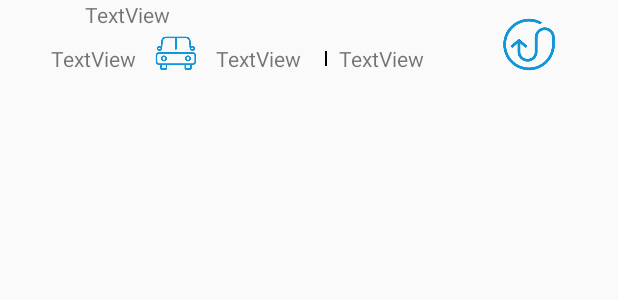
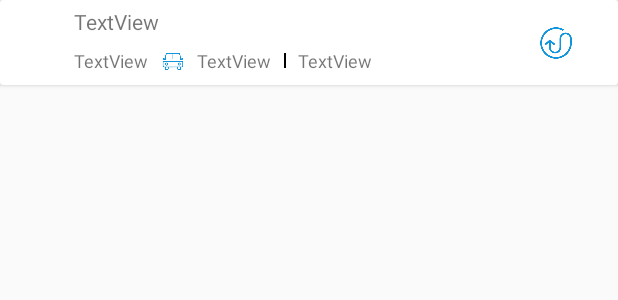
Before and after one commit to zhangxiaobo-9426/RWT, an Android app: the layout vicinity_item.xml on its own in the app's theme, with its tools: preview values and no code run, on a phone screen of 412 x 824 dp. Shown: the top 300 px of the screen. Run offline under Robolectric (Android 15) with nearby library versions, the phone set to English and light mode, and no system bars.

Commit message:
add 分割线

```diff
--- a/app/build.gradle
+++ b/app/build.gradle
@@ -11,6 +11,10 @@ android {
         versionName "1.0"
         testInstrumentationRunner "androidx.test.runner.AndroidJUnitRunner"
 //        dataBinding {enabled true}
+        compileOptions {//就算您使用 AndroidStuido v3.0, 也需要配置以下参数
+            targetCompatibility JavaVersion.VERSION_1_8
+            sourceCompatibility JavaVersion.VERSION_1_8
+        }
     }
     buildTypes {
         release {
@@ -44,4 +48,6 @@ dependencies {
     implementation 'androidx.navigation:navigation-ui:2.3.1'
 
     implementation 'com.github.CymChad:BaseRecyclerViewAdapterHelper:3.0.4'
+
+    implementation 'com.youth.banner:banner:1.4.10'
 }
--- a/app/src/main/res/layout/vicinity_item.xml
+++ b/app/src/main/res/layout/vicinity_item.xml
@@ -1,16 +1,20 @@
 <?xml version="1.0" encoding="utf-8"?>
-<androidx.constraintlayout.widget.ConstraintLayout xmlns:android="http://schemas.android.com/apk/res/android"
+<androidx.cardview.widget.CardView xmlns:android="http://schemas.android.com/apk/res/android"
     xmlns:app="http://schemas.android.com/apk/res-auto"
     xmlns:tools="http://schemas.android.com/tools"
+    android:layout_width="match_parent"
+    android:layout_height="wrap_content">
+
+    <androidx.constraintlayout.widget.ConstraintLayout
         android:layout_width="match_parent"
         android:layout_height="wrap_content">
 
         <TextView
             android:id="@+id/vicinity_item_carcolor"
             android:layout_width="10dp"
-        android:layout_height="10dp"
-        android:layout_marginStart="8dp"
+            android:layout_height="wrap_content"
             app:layout_constraintBottom_toBottomOf="parent"
+            app:layout_constraintEnd_toStartOf="@+id/guideline6"
             app:layout_constraintStart_toStartOf="parent"
             app:layout_constraintTop_toTopOf="parent"
             app:layout_constraintVertical_bias="0.521"
@@ -20,33 +24,39 @@
             android:id="@+id/vicinity_item_title"
             android:layout_width="wrap_content"
             android:layout_height="wrap_content"
+            android:layout_marginStart="8dp"
+            android:layout_marginTop="4dp"
             android:text="TextView"
             app:layout_constraintBottom_toBottomOf="parent"
-        app:layout_constraintEnd_toEndOf="parent"
-        app:layout_constraintHorizontal_bias="0.159"
-        app:layout_constraintStart_toStartOf="parent"
+            app:layout_constraintEnd_toStartOf="@+id/guideline7"
+            app:layout_constraintHorizontal_bias="0.0"
+            app:layout_constraintStart_toStartOf="@+id/guideline6"
             app:layout_constraintTop_toTopOf="parent"
-        app:layout_constraintVertical_bias="0.0" />
+            app:layout_constraintVertical_bias="0.022" />
 
         <TextView
             android:id="@+id/vicinity_item_distance"
             android:layout_width="wrap_content"
             android:layout_height="wrap_content"
-        android:layout_marginStart="16dp"
+            android:layout_marginStart="8dp"
+            android:layout_marginTop="8dp"
+            android:layout_marginBottom="8dp"
             android:text="TextView"
+            android:textSize="12sp"
             app:layout_constraintBottom_toBottomOf="parent"
-        app:layout_constraintStart_toEndOf="@+id/vicinity_item_carcolor"
+            app:layout_constraintStart_toStartOf="@+id/guideline6"
             app:layout_constraintTop_toBottomOf="@+id/vicinity_item_title" />
 
         <ImageView
             android:id="@+id/imageView4"
-        android:layout_width="37dp"
-        android:layout_height="31dp"
+            android:layout_width="16dp"
+            android:layout_height="16dp"
             android:layout_marginStart="8dp"
+            android:layout_marginTop="8dp"
             android:layout_marginBottom="8dp"
-        app:layout_constraintBottom_toBottomOf="parent"
+            app:layout_constraintBottom_toBottomOf="@+id/vicinity_item_time"
             app:layout_constraintStart_toEndOf="@+id/vicinity_item_distance"
-        app:layout_constraintTop_toBottomOf="@+id/vicinity_item_title"
+            app:layout_constraintTop_toTopOf="@+id/vicinity_item_time"
             app:srcCompat="@drawable/reservation_car" />
 
         <TextView
@@ -54,20 +64,25 @@
             android:layout_width="wrap_content"
             android:layout_height="wrap_content"
             android:layout_marginStart="8dp"
+            android:layout_marginTop="8dp"
+            android:layout_marginBottom="8dp"
             android:text="TextView"
-        app:layout_constraintBottom_toBottomOf="parent"
+            android:textSize="12sp"
+            app:layout_constraintBottom_toBottomOf="@+id/divider"
             app:layout_constraintStart_toEndOf="@+id/imageView4"
-        app:layout_constraintTop_toBottomOf="@+id/vicinity_item_title" />
+            app:layout_constraintTop_toTopOf="@+id/divider" />
 
         <View
             android:id="@+id/divider"
             android:layout_width="1dp"
             android:layout_height="10dp"
-        android:layout_marginStart="16dp"
+            android:layout_marginStart="8dp"
+            android:layout_marginTop="8dp"
+            android:layout_marginBottom="8dp"
             android:background="@android:color/background_dark"
-        app:layout_constraintBottom_toBottomOf="parent"
+            app:layout_constraintBottom_toBottomOf="@+id/vicinity_item_location"
             app:layout_constraintStart_toEndOf="@+id/vicinity_item_time"
-        app:layout_constraintTop_toBottomOf="@+id/vicinity_item_title" />
+            app:layout_constraintTop_toTopOf="@+id/vicinity_item_location" />
 
         <TextView
             android:id="@+id/vicinity_item_location"
@@ -75,20 +90,46 @@
             android:layout_height="wrap_content"
             android:layout_marginStart="8dp"
             android:text="TextView"
+            android:textSize="12sp"
             app:layout_constraintBottom_toBottomOf="parent"
+            app:layout_constraintEnd_toStartOf="@+id/guideline7"
+            app:layout_constraintHorizontal_bias="0.0"
             app:layout_constraintStart_toEndOf="@+id/divider"
             app:layout_constraintTop_toBottomOf="@+id/vicinity_item_title" />
 
         <ImageView
             android:id="@+id/imageView5"
-        android:layout_width="41dp"
-        android:layout_height="39dp"
-        android:layout_marginTop="8dp"
-        android:layout_marginBottom="8dp"
+            android:layout_width="24dp"
+            android:layout_height="24dp"
             app:layout_constraintBottom_toBottomOf="parent"
-        app:layout_constraintEnd_toEndOf="parent"
-        app:layout_constraintHorizontal_bias="0.891"
-        app:layout_constraintStart_toEndOf="@+id/vicinity_item_carcolor"
+            app:layout_constraintEnd_toStartOf="@+id/guideline8"
+            app:layout_constraintHorizontal_bias="0.5"
+            app:layout_constraintStart_toStartOf="@+id/guideline7"
             app:layout_constraintTop_toTopOf="parent"
+            app:layout_constraintVertical_bias="0.5"
             app:srcCompat="@drawable/vicinity_way" />
+
+        <androidx.constraintlayout.widget.Guideline
+            android:id="@+id/guideline6"
+            android:layout_width="wrap_content"
+            android:layout_height="wrap_content"
+            android:orientation="vertical"
+            app:layout_constraintGuide_percent="0.1" />
+
+        <androidx.constraintlayout.widget.Guideline
+            android:id="@+id/guideline7"
+            android:layout_width="wrap_content"
+            android:layout_height="wrap_content"
+            android:orientation="vertical"
+            app:layout_constraintGuide_percent="0.85" />
+
+        <androidx.constraintlayout.widget.Guideline
+            android:id="@+id/guideline8"
+            android:layout_width="wrap_content"
+            android:layout_height="wrap_content"
+            android:orientation="vertical"
+            app:layout_constraintGuide_percent="0.95" />
     </androidx.constraintlayout.widget.ConstraintLayout>
+
+
+</androidx.cardview.widget.CardView>
```
Also changed, not shown: app/src/main/java/com/example/rwt/ui/vicinity/VicinityFragment.java (+9 -6 lines), app/src/main/res/layout/vicinity_fragment.xml (+28 -12 lines). Lines whose indentation alone changed are shown as unchanged.
